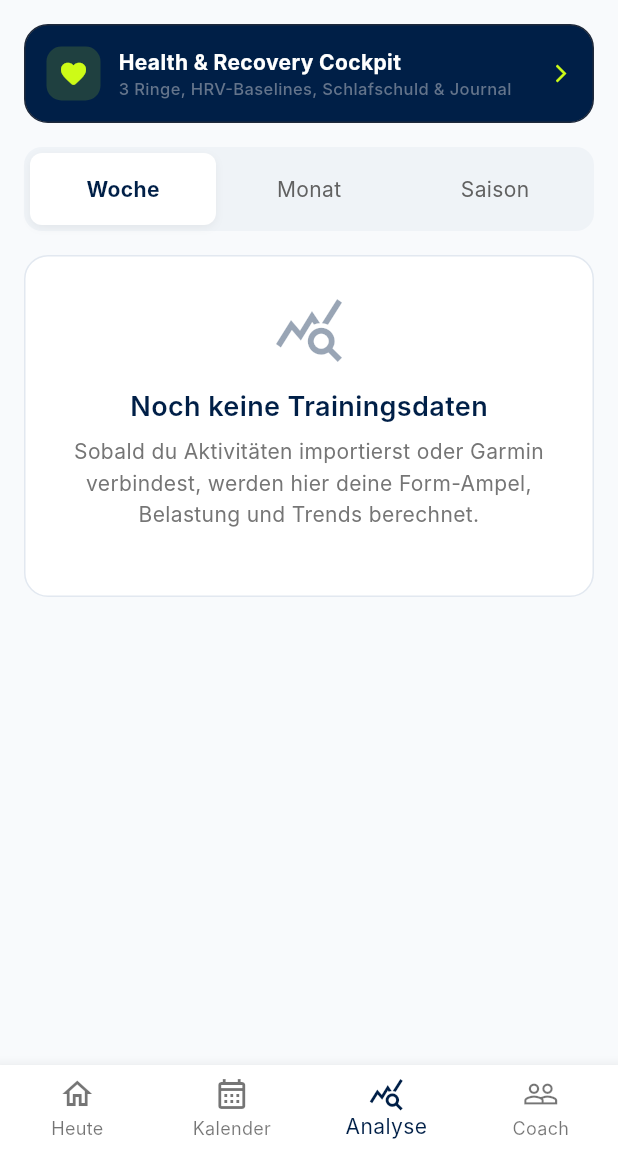
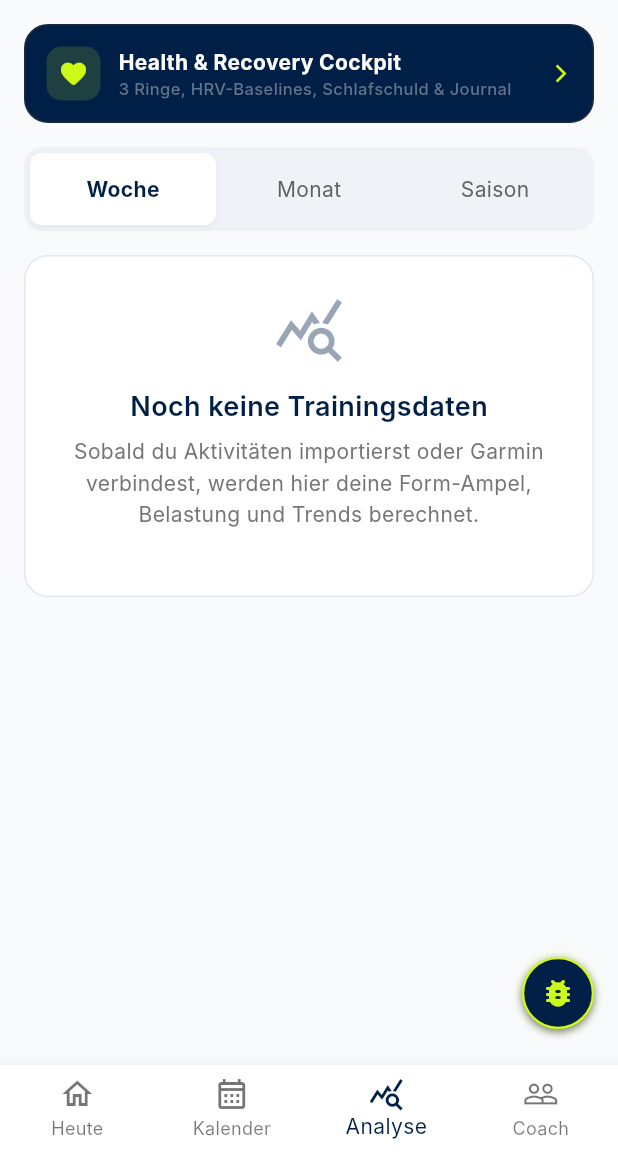
Before and after one commit to TimZarges/Orbit-1, a Flutter app: the screen it shows once a user with an empty profile is signed in, item 3 of the bottom bar chosen, on a phone screen of 412 x 824 dp, the part 84-1236 px from its top. Run offline on Flutter 3.47's test engine with Material 3 defaults, Android fonts, the phone set to English and light mode, and no system bars; our stand-ins replace cloud_firestore, cloud_functions, file_picker, firebase_auth, firebase_core, firebase_storage and 4 more; missing offline and left inert: firebase_app_check; accounts and stored records are empty; Roboto replaces fonts that are missing (Inter).

Commit message:
feat(phase-38.1): global floating bug beetle in MaterialApp builder over modal sheets

```diff
--- a/lib/core/routing/app_router.dart
+++ b/lib/core/routing/app_router.dart
@@ -25,6 +25,9 @@ import '../../features/coach_link/screens/trainer_athletes_tab_screen.dart';
 import '../../features/auth/screens/email_verification_waiting_screen.dart';
 import 'package:firebase_auth/firebase_auth.dart';
 
+/// Globaler Root-Navigator-Key für Dialoge, Overlays und den globalen Bug-Käfer.
+final rootNavigatorKey = GlobalKey<NavigatorState>(debugLabel: 'orbitRootNavigator');
+
 /// Zentraler Router-Provider der ORBIT-Applikation auf Basis von GoRouter.
 ///
 /// Verwaltet die Navigation, Deep-Link-Normalisierung (z. B. `orbit://oauth/garmin`),
@@ -34,6 +37,7 @@ final goRouterProvider = Provider<GoRouter>((ref) {
   final userDocState = ref.watch(userDocumentProvider);
 
   return GoRouter(
+    navigatorKey: rootNavigatorKey,
     initialLocation: '/login',
     redirect: (context, state) {
       // 1. Eigene Scheme-Deep-Links (z. B. orbit://oauth/garmin?oauth_token=...&oauth_verifier=...) normalisieren
--- /dev/null
+++ b/lib/features/beta_feedback/widgets/global_floating_bug_beetle.dart
@@ -0,0 +1,122 @@
+import 'package:flutter/material.dart';
+import '../../../core/design/app_colors.dart';
+import '../../../core/routing/app_router.dart';
+import 'beta_bug_reporter_sheet.dart';
+
+/// Global greifbarer, schwebender Bug-Käfer-Button für die Beta-Testphase (Phase 38.1).
+///
+/// Wird im `MaterialApp.builder` auf oberster Z-Index-Ebene platziert. Dadurch bleibt
+/// der Käfer auch bei geöffneten modalen Bottom-Sheets (Workout-Detail, Benachrichtigungen,
+/// Workout-Builder etc.) vollständig sichtbar, interaktiv und frei verschiebbar.
+///
+/// Ein Antippen erfasst automatisch den Bildschirm inklusive aller offenen Overlays
+/// und öffnet das [BetaBugReporterSheet].
+class GlobalFloatingBugBeetle extends StatefulWidget {
+  /// Ermöglicht das gezielte Deaktivieren des Käfers (z. B. in speziellen Test-Szenarien).
+  final bool enabled;
+
+  const GlobalFloatingBugBeetle({
+    super.key,
+    this.enabled = true,
+  });
+
+  @override
+  State<GlobalFloatingBugBeetle> createState() => _GlobalFloatingBugBeetleState();
+}
+
+class _GlobalFloatingBugBeetleState extends State<GlobalFloatingBugBeetle> {
+  Offset? _offset;
+  bool _isDragging = false;
+
+  @override
+  Widget build(BuildContext context) {
+    if (!widget.enabled) return const SizedBox.shrink();
+
+    final size = MediaQuery.sizeOf(context);
+    final padding = MediaQuery.paddingOf(context);
+
+    // Standard-Positionierung: Unten rechts über der Bottom Navigation Bar (ca. 130px von unten)
+    final defaultOffset = Offset(
+      size.width - 64.0 - padding.right,
+      size.height - 130.0 - padding.bottom,
+    );
+    final currentOffset = _offset ?? defaultOffset;
+
+    // Klemmen der Koordinaten an die sicheren Bildschirmränder
+    final clampedX = currentOffset.dx.clamp(
+      padding.left + 8.0,
+      size.width - padding.right - 56.0,
+    );
+    final clampedY = currentOffset.dy.clamp(
+      padding.top + 8.0,
+      size.height - padding.bottom - 56.0,
+    );
+
+    return Positioned(
+      left: clampedX,
+      top: clampedY,
+      child: Material(
+        type: MaterialType.transparency,
+        child: GestureDetector(
+          onPanStart: (_) {
+            setState(() => _isDragging = true);
+          },
+          onPanUpdate: (details) {
+            setState(() {
+              _offset = Offset(
+                clampedX + details.delta.dx,
+                clampedY + details.delta.dy,
+              );
+            });
+          },
+          onPanEnd: (_) {
+            setState(() => _isDragging = false);
+          },
+          child: Tooltip(
+            message: 'Beta-Feedback & Bug melden',
+            child: InkWell(
+              key: const Key('global_floating_bug_beetle'),
+              onTap: () {
+                final navContext = rootNavigatorKey.currentContext ?? context;
+                showBetaBugReporterSheet(navContext);
+              },
+              borderRadius: BorderRadius.circular(24),
+              child: AnimatedContainer(
+                duration: const Duration(milliseconds: 150),
+                width: 48,
+                height: 48,
+                decoration: BoxDecoration(
+                  color: AppColors.navy,
+                  shape: BoxShape.circle,
+                  border: Border.all(
+                    color: AppColors.volt,
+                    width: _isDragging ? 2.5 : 1.5,
+                  ),
+                  boxShadow: [
+                    BoxShadow(
+                      color: AppColors.volt.withValues(alpha: _isDragging ? 0.4 : 0.2),
+                      blurRadius: _isDragging ? 12 : 6,
+                      spreadRadius: _isDragging ? 2 : 1,
+                    ),
+                    BoxShadow(
+                      color: Colors.black.withValues(alpha: 0.5),
+                      blurRadius: 4,
+                      offset: const Offset(0, 2),
+                    ),
+                  ],
+                ),
+                child: const Center(
+                  child: Icon(
+                    Icons.bug_report_rounded,
+                    color: AppColors.volt,
+                    size: 24,
+                  ),
+                ),
+              ),
+            ),
+          ),
+        ),
+      ),
+    );
+  }
+}
--- a/lib/main.dart
+++ b/lib/main.dart
@@ -17,6 +17,7 @@ import 'package:orbit/l10n/app_localizations.dart';
 import 'package:flutter_localizations/flutter_localizations.dart';
 import 'package:flutter_web_plugins/url_strategy.dart';
 import 'features/beta_feedback/widgets/beta_bug_reporter_sheet.dart';
+import 'features/beta_feedback/widgets/global_floating_bug_beetle.dart';
 import 'features/settings/providers/settings_provider.dart';
 
 void main() async {
@@ -83,6 +84,14 @@ class OrbitApp extends ConsumerWidget {
             Locale('en', ''),
           ],
           routerConfig: goRouter,
+          builder: (context, child) {
+            return Stack(
+              children: [
+                if (child != null) child,
+                const GlobalFloatingBugBeetle(),
+              ],
+            );
+          },
         ),
       ),
     );
```
Also changed, not shown: 2 other files.
